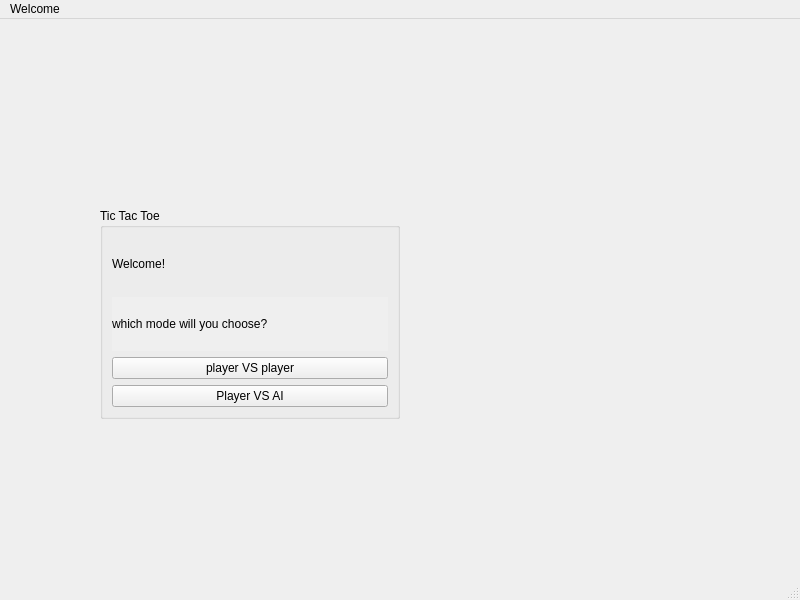
Before: the Qt Designer form tictactoev/mainwindow.ui in Jolinejo/Advanced-Tic-Tac-Toe, drawn with Qt 5.
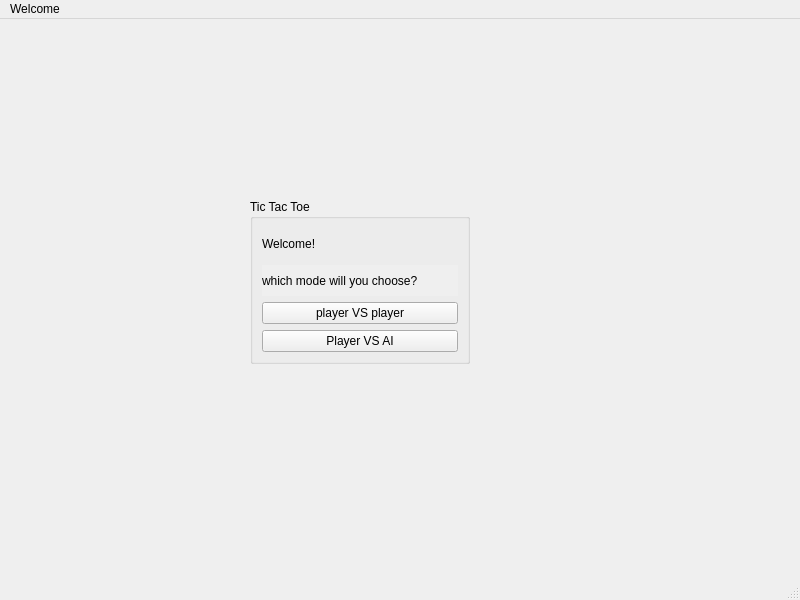
After: the same form once the commit is applied.

Patch:
```diff
--- a/tictactoev/mainwindow.ui
+++ b/tictactoev/mainwindow.ui
@@ -20,10 +20,10 @@
    <widget class="QGroupBox" name="groupBox">
     <property name="geometry">
      <rect>
-      <x>100</x>
-      <y>189</y>
-      <width>300</width>
-      <height>211</height>
+      <x>250</x>
+      <y>180</y>
+      <width>220</width>
+      <height>165</height>
      </rect>
     </property>
     <property name="autoFillBackground">
```
Left out of the diff: 2 changed lines with no effect on the pictures.
